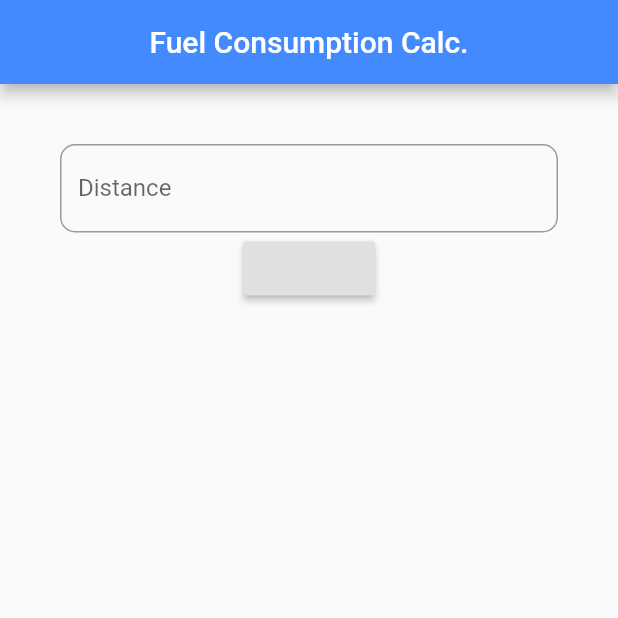
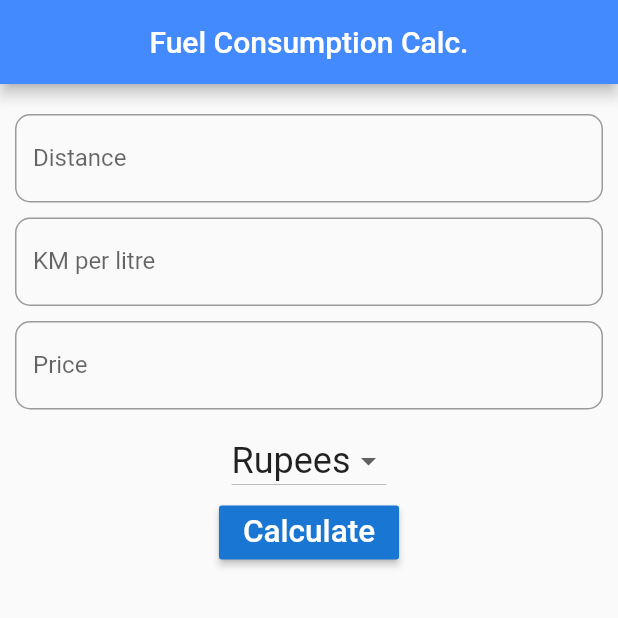
Before and after one commit to razorcalhn/Fuel-Consumption-Calculator, a Flutter app: the screen it shows after launch, on a phone screen of 412 x 824 dp, the top half of it. Run offline on Flutter 3.47's test engine with Material 2 defaults, Android fonts, the phone set to English and light mode, and no system bars.

Commit message:
Update main.dart
added logic

```diff
--- a/lib/main.dart
+++ b/lib/main.dart
@@ -1,11 +1,10 @@
 import 'package:flutter/cupertino.dart';
 import 'package:flutter/material.dart';
 
-void main() =>
-    runApp(MaterialApp(
-        debugShowCheckedModeBanner: false,
-        title: 'Fuel Calculator',
-        home: FuelConsumption()));
+void main() => runApp(MaterialApp(
+    debugShowCheckedModeBanner: false,
+    title: 'Fuel Calculator',
+    home: FuelConsumption()));
 
 class FuelConsumption extends StatefulWidget {
   @override
@@ -13,9 +12,11 @@ class FuelConsumption extends StatefulWidget {
 }
 
 class _FuelConsumptionState extends State<FuelConsumption> {
-  String dist='';
-  String curren='A';
-  TextEditingController calcdistance=new TextEditingController();
+  String dist = '';
+  String curren = 'Rupees';
+  TextEditingController calcdistance = new TextEditingController();
+  TextEditingController calcavg = new TextEditingController();
+  TextEditingController calcprice = new TextEditingController();
 
   @override
   Widget build(BuildContext context) {
@@ -26,8 +27,7 @@ class _FuelConsumptionState extends State<FuelConsumption> {
         backgroundColor: Colors.blueAccent,
       ),
       body: Container(
-        padding: EdgeInsets.all(40),
-
+        padding: EdgeInsets.fromLTRB(10, 20, 10, 10),
         child: Center(
           widthFactor: 100,
           child: Column(
@@ -35,49 +35,79 @@ class _FuelConsumptionState extends State<FuelConsumption> {
               TextField(
                 keyboardType: TextInputType.number,
                 controller: calcdistance,
-                decoration:
-                  InputDecoration(
-                    hintText:'eg. 123',
+                decoration: InputDecoration(
+                    hintText: 'eg. 123',
                     labelText: 'Distance',
                     border: OutlineInputBorder(
-                      borderRadius: BorderRadius.circular(10)
-                    )
-                  ),
-
+                        borderRadius: BorderRadius.circular(10))),
+              ),
+              SizedBox(
+                height: 10,
+              ),
+              TextField(
+                keyboardType: TextInputType.number,
+                controller: calcavg,
+                decoration: InputDecoration(
+                    hintText: 'eg. 20',
+                    labelText: 'KM per litre',
+                    border: OutlineInputBorder(
+                        borderRadius: BorderRadius.circular(10))),
+              ),
+              SizedBox(
+                height: 10,
+              ),
+              TextField(
+                keyboardType: TextInputType.number,
+                controller: calcprice,
+                decoration: InputDecoration(
+                    hintText: 'eg. 50',
+                    labelText: 'Price',
+                    border: OutlineInputBorder(
+                        borderRadius: BorderRadius.circular(10))),
+              ),
+              SizedBox(
+                height: 10,
+              ),
+              DropdownButton<String>(
+                items: ['Rupees', 'Dirham', 'Dollars'].map((String val) {
+                  return DropdownMenuItem<String>(value: val, child: Text(val,textScaleFactor: 1.5,));
+                }).toList(),
+                onChanged: (String val) {
+                  setState(() {
+                    curren = val;
+                  });
+                },
+                value: curren,
               ),
               RaisedButton(
-                onPressed: (){
+                child: Text('Calculate',style: TextStyle(color: Colors.white), textScaleFactor: 1.5),
+                color: Theme.of(context).primaryColorDark,
+                onPressed: () {
                   setState(() {
-                    dist=calcdistance.text;
+                    dist = _calculate();
                   });
                 },
               ),
-              /*DropdownButton<String>(
-                items: ['A','B','C'].map((String val){
-                  return DropdownMenuItem<String>(
-                    value: val,
-                    child:Text(val)
-                  );
-                }).toList()
-                , onChanged: (String val) {
-                  setState(() {
-                    curren=val;
-                  });
-              },
-                value: curren,
-
-
-              )*/
-
-              Text(dist,
-              style: TextStyle(
-                fontSize: 50,
-                fontWeight: FontWeight.bold
-              ),)
+              Text(
+                dist,
+                style: TextStyle(fontSize: 20, fontWeight: FontWeight.bold),
+              )
             ],
           ),
         ),
       ),
     );
   }
+
+  String _calculate() {
+    double _distance = double.parse(calcdistance.text);
+    double _avg = double.parse(calcavg.text);
+    double _price = double.parse(calcprice.text);
+    double _total = _distance / _avg * _price;
+    String _result = 'The total cost of your trip is ' +
+        _total.toStringAsFixed(2) +
+        ' ' +
+        curren;
+    return _result;
+  }
 }
```
